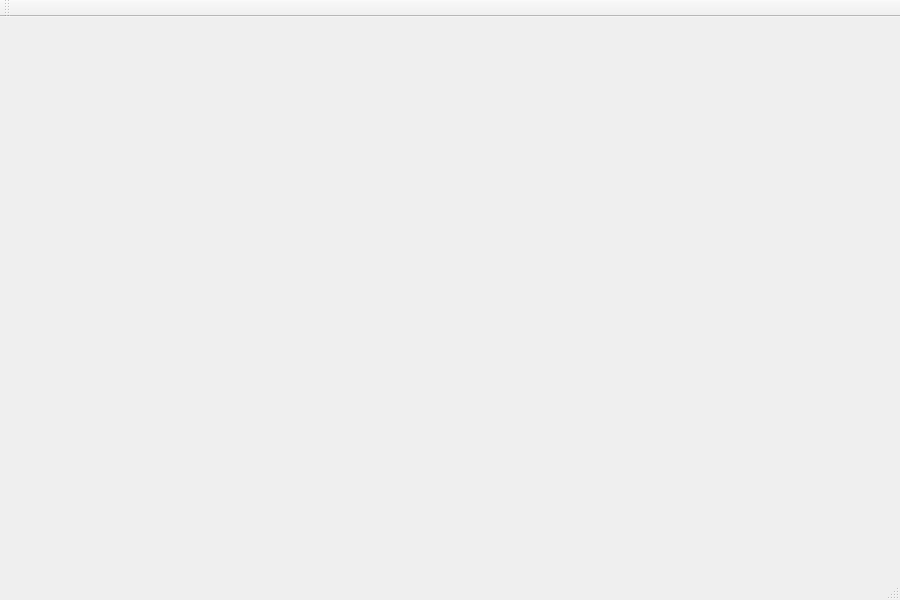
Before: the Qt Designer form forms/mainwindow.ui in Stygmates/raytracing, drawn with Qt 5.
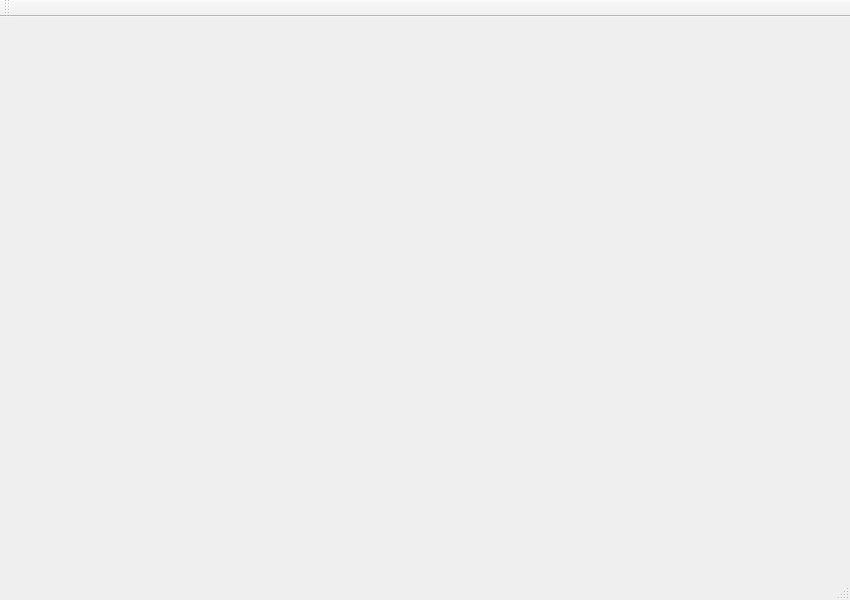
After: the same form once the commit is applied.

Commit message: change size of mainwindow and image

What changed in the file:
```diff
--- a/forms/mainwindow.ui
+++ b/forms/mainwindow.ui
@@ -6,7 +6,7 @@
    <rect>
     <x>0</x>
     <y>0</y>
-    <width>900</width>
+    <width>850</width>
     <height>600</height>
    </rect>
   </property>
```
Left out of the diff: 2 changed lines with no effect on the pictures. The commit also changes 1 other file.
